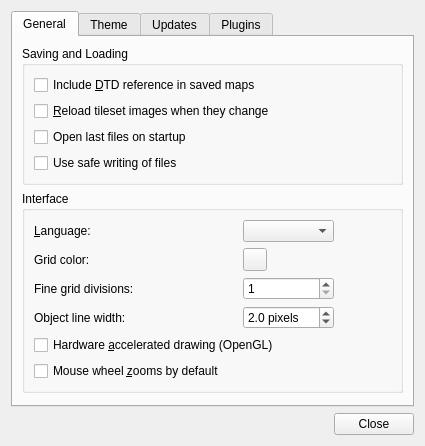
mapeditor/tiled, file src/tiled/preferencesdialog.ui: the form before one commit.
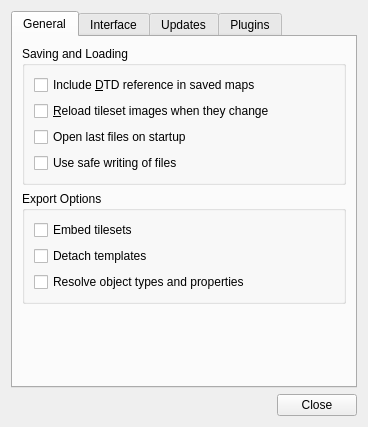
The form after the commit. Custom widgets are drawn as their Qt base class.

Commit message: Added several export options

```diff
--- a/src/tiled/preferencesdialog.ui
+++ b/src/tiled/preferencesdialog.ui
@@ -6,8 +6,8 @@
    <rect>
     <x>0</x>
     <y>0</y>
-    <width>466</width>
-    <height>586</height>
+    <width>555</width>
+    <height>646</height>
    </rect>
   </property>
   <property name="windowTitle">
@@ -22,13 +22,13 @@
      <property name="currentIndex">
       <number>0</number>
      </property>
-     <widget class="QWidget" name="tab">
+     <widget class="QWidget" name="generalTab">
       <attribute name="title">
        <string>General</string>
       </attribute>
       <layout class="QVBoxLayout" name="verticalLayout_2">
        <item>
-        <widget class="QGroupBox" name="groupBox">
+        <widget class="QGroupBox" name="saveAndLoadGroupBox">
          <property name="title">
           <string>Saving and Loading</string>
          </property>
@@ -71,7 +71,57 @@
         </widget>
        </item>
        <item>
-        <widget class="QGroupBox" name="groupBox_2">
+        <widget class="QGroupBox" name="exportGroupBox">
+         <property name="title">
+          <string>Export Options</string>
+         </property>
+         <layout class="QGridLayout" name="gridLayout_5">
+          <item row="2" column="0">
+           <widget class="QCheckBox" name="resolveObjectTypesAndProperties">
+            <property name="text">
+             <string>Resolve object types and properties</string>
+            </property>
+           </widget>
+          </item>
+          <item row="1" column="0" colspan="2">
+           <widget class="QCheckBox" name="detachTemplateInstances">
+            <property name="text">
+             <string>Detach templates</string>
+            </property>
+           </widget>
+          </item>
+          <item row="0" column="0" colspan="2">
+           <widget class="QCheckBox" name="embedTilesets">
+            <property name="text">
+             <string>Embed tilesets</string>
+            </property>
+           </widget>
+          </item>
+         </layout>
+        </widget>
+       </item>
+       <item>
+        <spacer name="verticalSpacer">
+         <property name="orientation">
+          <enum>Qt::Vertical</enum>
+         </property>
+         <property name="sizeHint" stdset="0">
+          <size>
+           <width>20</width>
+           <height>1</height>
+          </size>
+         </property>
+        </spacer>
+       </item>
+      </layout>
+     </widget>
+     <widget class="QWidget" name="interfaceTab">
+      <attribute name="title">
+       <string>Interface</string>
+      </attribute>
+      <layout class="QVBoxLayout" name="verticalLayout_3">
+       <item>
+        <widget class="QGroupBox" name="interfaceGroupBox">
          <property name="title">
           <string>Interface</string>
          </property>
@@ -179,27 +229,7 @@
         </widget>
        </item>
        <item>
-        <spacer name="verticalSpacer">
-         <property name="orientation">
-          <enum>Qt::Vertical</enum>
-         </property>
-         <property name="sizeHint" stdset="0">
-          <size>
-           <width>381</width>
-           <height>1</height>
-          </size>
-         </property>
-        </spacer>
-       </item>
-      </layout>
-     </widget>
-     <widget class="QWidget" name="tab_2">
-      <attribute name="title">
-       <string>Theme</string>
-      </attribute>
-      <layout class="QVBoxLayout" name="verticalLayout_3">
-       <item>
-        <widget class="QGroupBox" name="groupBox_3">
+        <widget class="QGroupBox" name="themeGroupBox">
          <property name="title">
           <string>Theme</string>
          </property>
@@ -277,20 +307,20 @@
          <property name="sizeHint" stdset="0">
           <size>
            <width>20</width>
-           <height>40</height>
+           <height>0</height>
           </size>
          </property>
         </spacer>
        </item>
       </layout>
      </widget>
-     <widget class="QWidget" name="tab_3">
+     <widget class="QWidget" name="updatesTab">
       <attribute name="title">
        <string>Updates</string>
       </attribute>
       <layout class="QVBoxLayout" name="verticalLayout_7">
        <item>
-        <widget class="QGroupBox" name="groupBox_5">
+        <widget class="QGroupBox" name="updatesGroupBox">
          <property name="title">
           <string>Updates</string>
          </property>
@@ -349,14 +379,14 @@
          <property name="sizeHint" stdset="0">
           <size>
            <width>20</width>
-           <height>40</height>
+           <height>0</height>
           </size>
          </property>
         </spacer>
        </item>
       </layout>
      </widget>
-     <widget class="QWidget" name="tab_4">
+     <widget class="QWidget" name="pluginsTab">
       <attribute name="title">
        <string>Plugins</string>
       </attribute>
```
Left out of the diff: 8 changed lines with no effect on the pictures. The commit also changes 12 other files.
